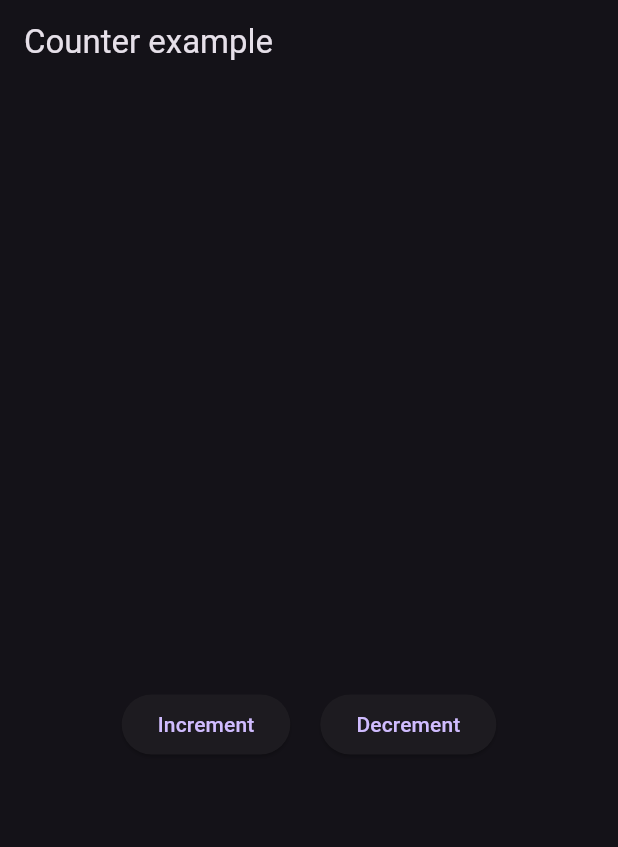
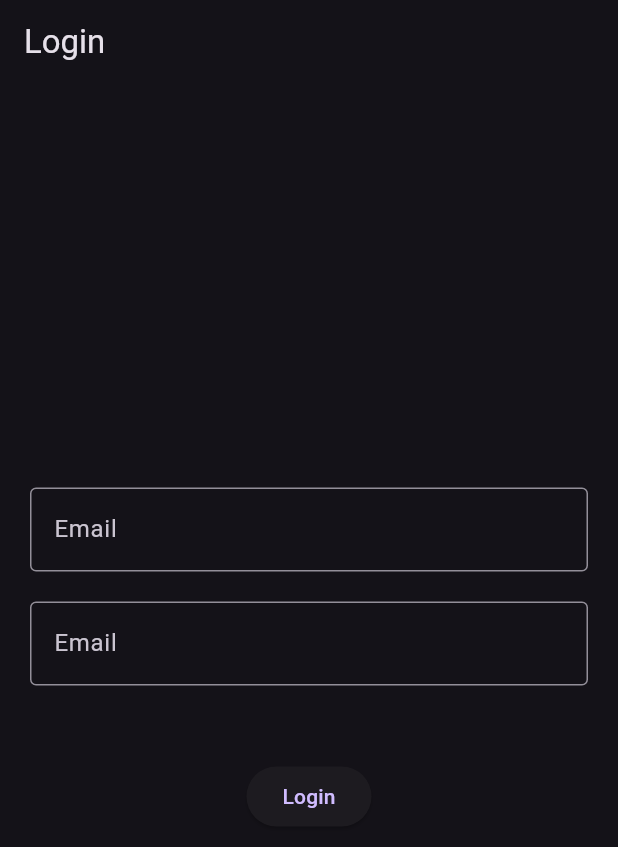
Before and after one commit to thiago-dsd/bloc_classes, a Flutter app: the screen it shows after launch, on a phone screen of 412 x 824 dp. Shown: the top 847 px of the screen. Run offline on Flutter 3.47's test engine with Material 3 defaults, Android fonts, the phone set to English and light mode, and no system bars; our stand-ins replace bloc, equatable, flutter_bloc, image_picker.

Commit message:
Create login block and ui.

```diff
--- /dev/null
+++ b/lib/bloc/login/login_bloc.dart
@@ -0,0 +1,13 @@
+import 'package:bloc/bloc.dart';
+import 'package:equatable/equatable.dart';
+
+part 'login_event.dart';
+part 'login_state.dart';
+
+class LoginBloc extends Bloc<LoginEvent, LoginState> {
+  LoginBloc() : super(LoginInitial()) {
+    on<LoginEvent>((event, emit) {
+      // TODO: implement event handler
+    });
+  }
+}
--- a/lib/main.dart
+++ b/lib/main.dart
@@ -6,6 +6,7 @@ import 'package:bloc_classes/bloc/todo/todo_bloc.dart';
 import 'package:bloc_classes/repository/favourite_repository.dart';
 import 'package:bloc_classes/ui/counter/counter_screen.dart';
 import 'package:bloc_classes/ui/favourite_app/favourite_screen.dart';
+import 'package:bloc_classes/ui/login/login_screen.dart';
 import 'package:bloc_classes/ui/posts/posts_screen.dart';
 import 'package:bloc_classes/utils/image_picker_utils.dart';
 import 'package:flutter/material.dart';
@@ -46,7 +47,7 @@ class MyApp extends StatelessWidget {
           brightness: Brightness.dark,
           useMaterial3: true,
         ),
-        home: const CounterScreen(),
+        home: const LoginScreen(),
       ),
     );
   }
--- /dev/null
+++ b/lib/ui/login/login_screen.dart
@@ -0,0 +1,54 @@
+import 'package:flutter/material.dart';
+
+class LoginScreen extends StatefulWidget {
+  const LoginScreen({super.key});
+
+  @override
+  State<LoginScreen> createState() => _LoginScreenState();
+}
+
+class _LoginScreenState extends State<LoginScreen> {
+  final emailFocusNode = FocusNode();
+  final passwordFocusNode = FocusNode();
+
+  @override
+  Widget build(BuildContext context) {
+    return Scaffold(
+      appBar: AppBar(
+        title: const Text("Login"),
+      ),
+      body: Padding(
+        padding: const EdgeInsets.all(20),
+        child: Column(
+          crossAxisAlignment: CrossAxisAlignment.center,
+          mainAxisAlignment: MainAxisAlignment.center,
+          children: [
+            TextFormField(
+              keyboardType: TextInputType.emailAddress,
+              focusNode: emailFocusNode,
+              decoration: const InputDecoration(
+                  hintText: "Email", border: OutlineInputBorder()),
+              onChanged: (value) {},
+              onFieldSubmitted: (value) {},
+            ),
+            const SizedBox(
+              height: 20,
+            ),
+            TextFormField(
+              keyboardType: TextInputType.text,
+              focusNode: passwordFocusNode,
+              decoration: const InputDecoration(
+                  hintText: "Email", border: OutlineInputBorder()),
+              onChanged: (value) {},
+              onFieldSubmitted: (value) {},
+            ),
+            const SizedBox(
+              height: 50,
+            ),
+            ElevatedButton(onPressed: () {}, child: const Text("Login"))
+          ],
+        ),
+      ),
+    );
+  }
+}
```
Also changed, not shown: lib/bloc/login/login_event.dart (added, +8 -0 lines), lib/bloc/login/login_state.dart (added, +10 -0 lines).
